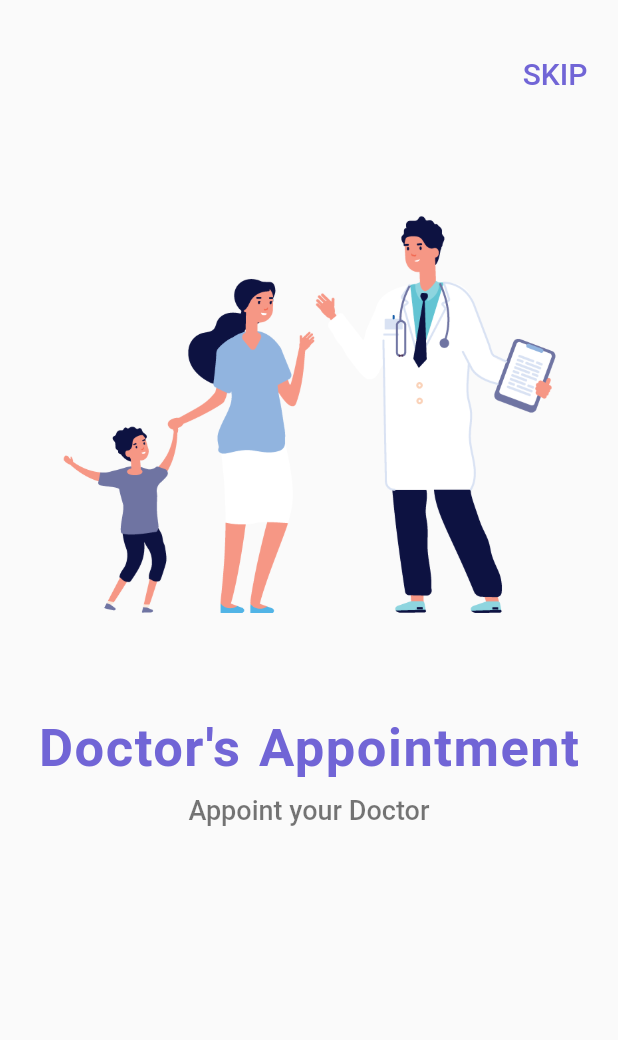
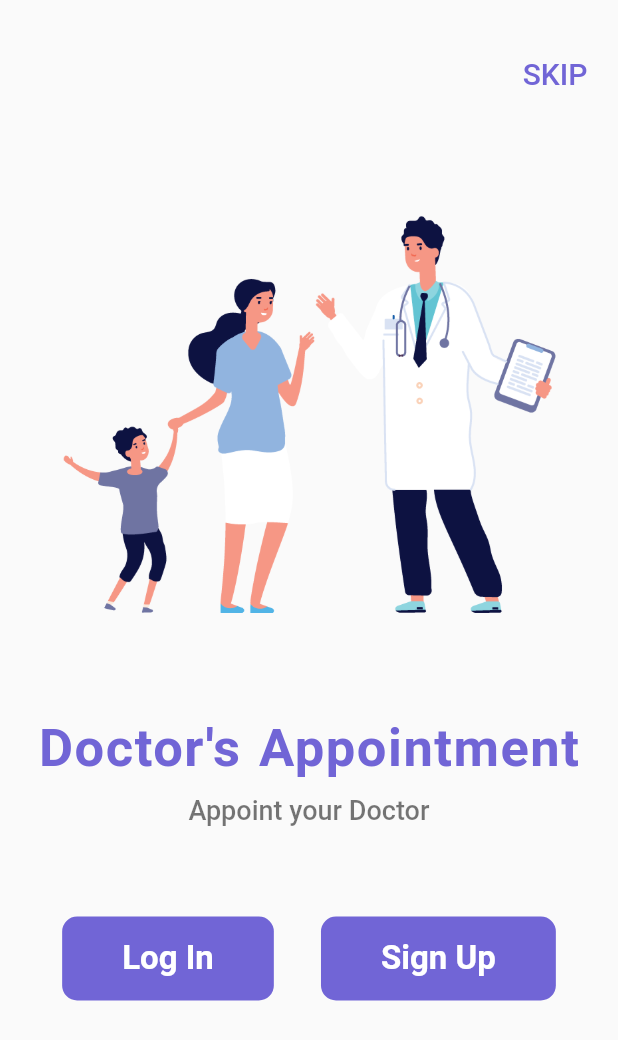
Before and after one commit to daksh1205/medical-healthcare-app, a Flutter app: the screen it shows after launch, on a phone screen of 412 x 824 dp. Shown: the top 1040 px of the screen. Run offline on Flutter 3.47's test engine with Material 2 defaults, Android fonts, the phone set to English and light mode, and no system bars.

```diff
--- a/lib/screens/welcome_screen.dart
+++ b/lib/screens/welcome_screen.dart
@@ -1,4 +1,6 @@
 import 'package:flutter/material.dart';
+import 'package:medical_healthcare_app/screens/login_screen.dart';
+import 'package:medical_healthcare_app/screens/signup_screen.dart';
 
 class WelcomeScreen extends StatelessWidget {
   const WelcomeScreen({super.key});
@@ -66,6 +68,72 @@ class WelcomeScreen extends StatelessWidget {
                 fontWeight: FontWeight.w500,
               ),
             ),
+            SizedBox(
+              height: 60,
+            ),
+            Row(
+              mainAxisAlignment: MainAxisAlignment.spaceEvenly,
+              children: [
+                Material(
+                  color: Color(
+                    0xFF7165D6,
+                  ),
+                  borderRadius: BorderRadius.circular(10),
+                  child: InkWell(
+                    onTap: () {
+                      Navigator.push(
+                          context,
+                          MaterialPageRoute(
+                            builder: (context) => LoginScreen(),
+                          ));
+                    },
+                    child: Padding(
+                      padding: EdgeInsets.symmetric(
+                        vertical: 15,
+                        horizontal: 40,
+                      ),
+                      child: Text(
+                        'Log In',
+                        style: TextStyle(
+                          color: Colors.white,
+                          fontSize: 22,
+                          fontWeight: FontWeight.bold,
+                        ),
+                      ),
+                    ),
+                  ),
+                ),
+                Material(
+                  color: Color(
+                    0xFF7165D6,
+                  ),
+                  borderRadius: BorderRadius.circular(10),
+                  child: InkWell(
+                    onTap: () {
+                      Navigator.push(
+                          context,
+                          MaterialPageRoute(
+                            builder: (context) => SignUpScreen(),
+                          ));
+                    },
+                    child: Padding(
+                      padding: EdgeInsets.symmetric(
+                        vertical: 15,
+                        horizontal: 40,
+                      ),
+                      child: Text(
+                        'Sign Up',
+                        style: TextStyle(
+                          color: Colors.white,
+                          fontSize: 22,
+                          fontWeight: FontWeight.bold,
+                        ),
+                      ),
+                    ),
+                  ),
+                ),
+              ],
+            ),
           ],
         ),
       ),
```
Also changed, not shown: lib/screens/login_screen.dart (added, +141 -0 lines), lib/screens/signup_screen.dart (added, +15 -0 lines).
